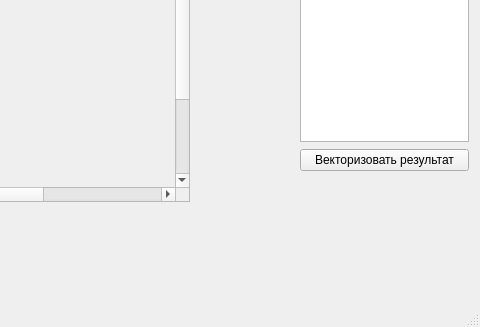
Qt form ddocclient/app/reper/dn/dnspecbath.ui (YuriyRusinov/reper) before a commit; both pictures show x 441 to 921 and y 325 to 652 of the 921 by 652 pixel window.
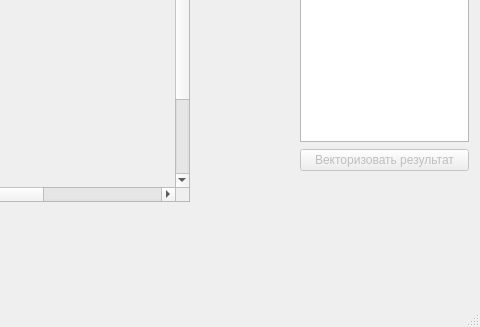
The same form after that commit. Custom widgets are drawn as their Qt base class.

```diff
--- a/ddocclient/app/reper/dn/dnspecbath.ui
+++ b/ddocclient/app/reper/dn/dnspecbath.ui
@@ -235,6 +235,9 @@
      </item>
      <item row="6" column="0" colspan="2">
       <widget class="QPushButton" name="pbVectorize">
+       <property name="enabled">
+        <bool>false</bool>
+       </property>
        <property name="text">
         <string>Векторизовать результат</string>
        </property>
```
